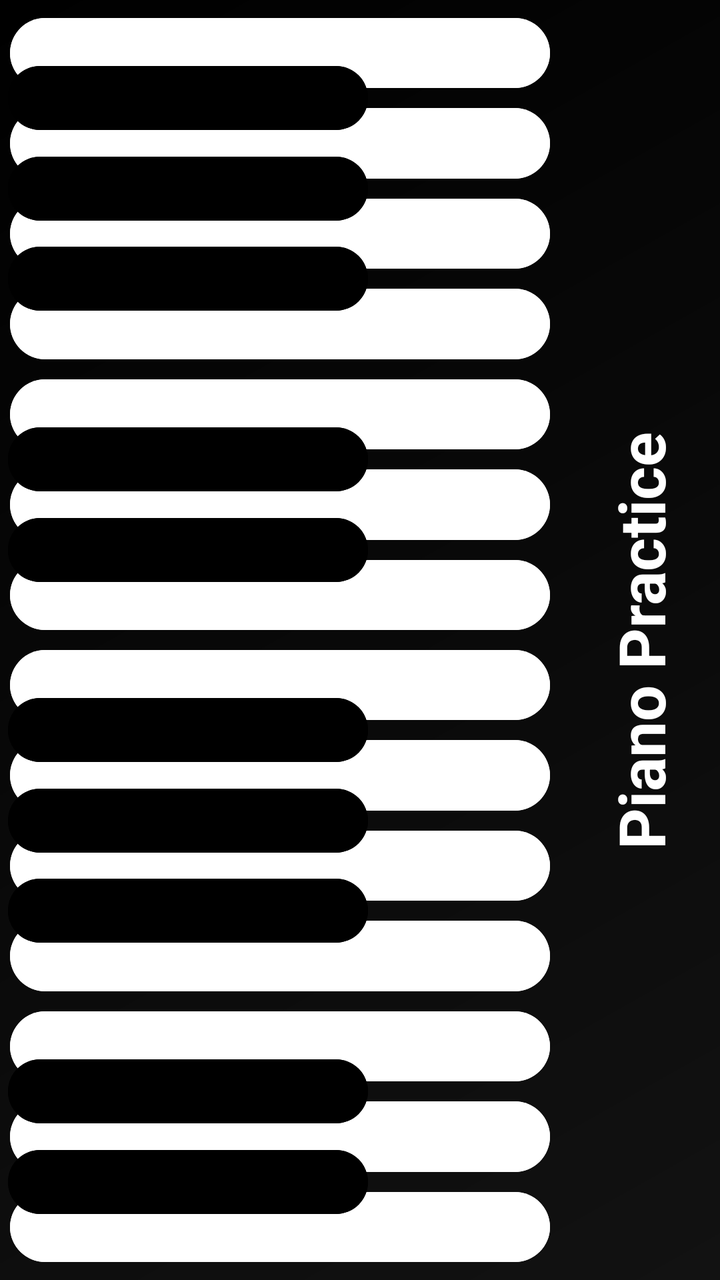
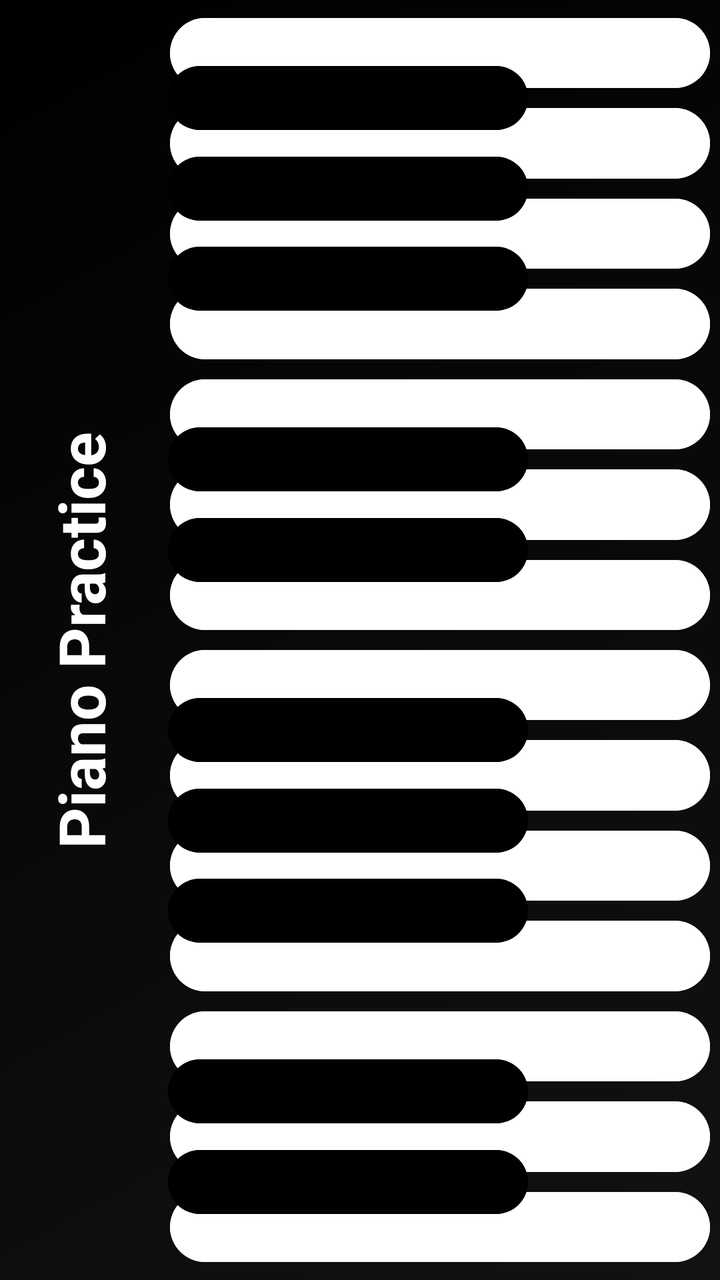

Before-and-after screenshots of an Android layout around one commit, followed by the original layout XML and the change that was made.
<!-- AndroidManifest.xml: application theme Theme.GeffenFinalProject -->
<!-- res/layout/activity_user_piano.xml -->
<?xml version="1.0" encoding="utf-8"?>
<androidx.constraintlayout.widget.ConstraintLayout xmlns:android="http://schemas.android.com/apk/res/android"
    xmlns:app="http://schemas.android.com/apk/res-auto"
    xmlns:tools="http://schemas.android.com/tools"
    android:id="@+id/main"
    android:layout_width="match_parent"
    android:layout_height="match_parent"
    android:background="@drawable/main_gradient"
    tools:context=".user_piano">

    
    <androidx.constraintlayout.widget.ConstraintLayout
        android:id="@+id/piano_container"
        android:layout_width="280dp"
        android:layout_height="match_parent"
        app:layout_constraintStart_toStartOf="parent"
        app:layout_constraintTop_toTopOf="parent"
        app:layout_constraintBottom_toBottomOf="parent"
        android:padding="4dp">

        
        
        <Button android:id="@+id/btnB5" android:layout_width="match_parent" android:layout_height="0dp" android:backgroundTint="@color/white" android:layout_margin="1dp" app:layout_constraintTop_toTopOf="parent" app:layout_constraintBottom_toTopOf="@+id/btnA5" app:layout_constraintVertical_weight="1"/>
        <Button android:id="@+id/btnA5" android:layout_width="match_parent" android:layout_height="0dp" android:backgroundTint="@color/white" android:layout_margin="1dp" app:layout_constraintTop_toBottomOf="@+id/btnB5" app:layout_constraintBottom_toTopOf="@+id/btnG5" app:layout_constraintVertical_weight="1"/>
        <Button android:id="@+id/btnG5" android:layout_width="match_parent" android:layout_height="0dp" android:backgroundTint="@color/white" android:layout_margin="1dp" app:layout_constraintTop_toBottomOf="@+id/btnA5" app:layout_constraintBottom_toTopOf="@+id/btnF5" app:layout_constraintVertical_weight="1"/>
        <Button android:id="@+id/btnF5" android:layout_width="match_parent" android:layout_height="0dp" android:backgroundTint="@color/white" android:layout_margin="1dp" app:layout_constraintTop_toBottomOf="@+id/btnG5" app:layout_constraintBottom_toTopOf="@+id/btnE5" app:layout_constraintVertical_weight="1"/>
        <Button android:id="@+id/btnE5" android:layout_width="match_parent" android:layout_height="0dp" android:backgroundTint="@color/white" android:layout_margin="1dp" app:layout_constraintTop_toBottomOf="@+id/btnF5" app:layout_constraintBottom_toTopOf="@+id/btnD5" app:layout_constraintVertical_weight="1"/>
        <Button android:id="@+id/btnD5" android:layout_width="match_parent" android:layout_height="0dp" android:backgroundTint="@color/white" android:layout_margin="1dp" app:layout_constraintTop_toBottomOf="@+id/btnE5" app:layout_constraintBottom_toTopOf="@+id/btnC5" app:layout_constraintVertical_weight="1"/>
        <Button android:id="@+id/btnC5" android:layout_width="match_parent" android:layout_height="0dp" android:backgroundTint="@color/white" android:layout_margin="1dp" app:layout_constraintTop_toBottomOf="@+id/btnD5" app:layout_constraintBottom_toTopOf="@+id/btnB4" app:layout_constraintVertical_weight="1"/>

        <Button android:id="@+id/btnB4" android:layout_width="match_parent" android:layout_height="0dp" android:backgroundTint="@color/white" android:layout_margin="1dp" app:layout_constraintTop_toBottomOf="@+id/btnC5" app:layout_constraintBottom_toTopOf="@+id/btnA4" app:layout_constraintVertical_weight="1"/>
        <Button android:id="@+id/btnA4" android:layout_width="match_parent" android:layout_height="0dp" android:backgroundTint="@color/white" android:layout_margin="1dp" app:layout_constraintTop_toBottomOf="@+id/btnB4" app:layout_constraintBottom_toTopOf="@+id/btnG4" app:layout_constraintVertical_weight="1"/>
        <Button android:id="@+id/btnG4" android:layout_width="match_parent" android:layout_height="0dp" android:backgroundTint="@color/white" android:layout_margin="1dp" app:layout_constraintTop_toBottomOf="@+id/btnA4" app:layout_constraintBottom_toTopOf="@+id/btnF4" app:layout_constraintVertical_weight="1"/>
        <Button android:id="@+id/btnF4" android:layout_width="match_parent" android:layout_height="0dp" android:backgroundTint="@color/white" android:layout_margin="1dp" app:layout_constraintTop_toBottomOf="@+id/btnG4" app:layout_constraintBottom_toTopOf="@+id/btnE4" app:layout_constraintVertical_weight="1"/>
        <Button android:id="@+id/btnE4" android:layout_width="match_parent" android:layout_height="0dp" android:backgroundTint="@color/white" android:layout_margin="1dp" app:layout_constraintTop_toBottomOf="@+id/btnF4" app:layout_constraintBottom_toTopOf="@+id/btnD4" app:layout_constraintVertical_weight="1"/>
        <Button android:id="@+id/btnD4" android:layout_width="match_parent" android:layout_height="0dp" android:backgroundTint="@color/white" android:layout_margin="1dp" app:layout_constraintTop_toBottomOf="@+id/btnE4" app:layout_constraintBottom_toTopOf="@+id/btnC4" app:layout_constraintVertical_weight="1"/>
        <Button android:id="@+id/btnC4" android:layout_width="match_parent" android:layout_height="0dp" android:backgroundTint="@color/white" android:layout_margin="1dp" app:layout_constraintTop_toBottomOf="@+id/btnD4" app:layout_constraintBottom_toBottomOf="parent" app:layout_constraintVertical_weight="1"/>

        
        
        <Button android:id="@+id/btnCSharp4" android:layout_width="180dp" android:layout_height="40dp" android:backgroundTint="@color/black" app:layout_constraintTop_toBottomOf="@+id/btnD4" app:layout_constraintBottom_toTopOf="@+id/btnC4" app:layout_constraintStart_toStartOf="parent" android:elevation="10dp"/>
        <Button android:id="@+id/btnDSharp4" android:layout_width="180dp" android:layout_height="40dp" android:backgroundTint="@color/black" app:layout_constraintTop_toBottomOf="@+id/btnE4" app:layout_constraintBottom_toTopOf="@+id/btnD4" app:layout_constraintStart_toStartOf="parent" android:elevation="10dp"/>
        
        <Button android:id="@+id/btnFSharp4" android:layout_width="180dp" android:layout_height="40dp" android:backgroundTint="@color/black" app:layout_constraintTop_toBottomOf="@+id/btnG4" app:layout_constraintBottom_toTopOf="@+id/btnF4" app:layout_constraintStart_toStartOf="parent" android:elevation="10dp"/>
        <Button android:id="@+id/btnGSharp4" android:layout_width="180dp" android:layout_height="40dp" android:backgroundTint="@color/black" app:layout_constraintTop_toBottomOf="@+id/btnA4" app:layout_constraintBottom_toTopOf="@+id/btnG4" app:layout_constraintStart_toStartOf="parent" android:elevation="10dp"/>
        <Button android:id="@+id/btnASharp4" android:layout_width="180dp" android:layout_height="40dp" android:backgroundTint="@color/black" app:layout_constraintTop_toBottomOf="@+id/btnB4" app:layout_constraintBottom_toTopOf="@+id/btnA4" app:layout_constraintStart_toStartOf="parent" android:elevation="10dp"/>

        
        <Button android:id="@+id/btnCSharp5" android:layout_width="180dp" android:layout_height="40dp" android:backgroundTint="@color/black" app:layout_constraintTop_toBottomOf="@+id/btnD5" app:layout_constraintBottom_toTopOf="@+id/btnC5" app:layout_constraintStart_toStartOf="parent" android:elevation="10dp"/>
        <Button android:id="@+id/btnDSharp5" android:layout_width="180dp" android:layout_height="40dp" android:backgroundTint="@color/black" app:layout_constraintTop_toBottomOf="@+id/btnE5" app:layout_constraintBottom_toTopOf="@+id/btnD5" app:layout_constraintStart_toStartOf="parent" android:elevation="10dp"/>

        <Button android:id="@+id/btnFSharp5" android:layout_width="180dp" android:layout_height="40dp" android:backgroundTint="@color/black" app:layout_constraintTop_toBottomOf="@+id/btnG5" app:layout_constraintBottom_toTopOf="@+id/btnF5" app:layout_constraintStart_toStartOf="parent" android:elevation="10dp"/>
        <Button android:id="@+id/btnGSharp5" android:layout_width="180dp" android:layout_height="40dp" android:backgroundTint="@color/black" app:layout_constraintTop_toBottomOf="@+id/btnA5" app:layout_constraintBottom_toTopOf="@+id/btnG5" app:layout_constraintStart_toStartOf="parent" android:elevation="10dp"/>
        <Button android:id="@+id/btnASharp5" android:layout_width="180dp" android:layout_height="40dp" android:backgroundTint="@color/black" app:layout_constraintTop_toBottomOf="@+id/btnB5" app:layout_constraintBottom_toTopOf="@+id/btnA5" app:layout_constraintStart_toStartOf="parent" android:elevation="10dp"/>

    </androidx.constraintlayout.widget.ConstraintLayout>

    <TextView
        android:id="@+id/tvPianoTitle"
        android:layout_width="wrap_content"
        android:layout_height="wrap_content"
        android:text="Piano Practice"
        android:textColor="@color/white"
        android:textSize="32sp"
        android:textStyle="bold"
        android:rotation="270"
        app:layout_constraintBottom_toBottomOf="parent"
        app:layout_constraintEnd_toEndOf="parent"
        app:layout_constraintStart_toEndOf="@+id/piano_container"
        app:layout_constraintTop_toTopOf="parent" />

</androidx.constraintlayout.widget.ConstraintLayout>
<!-- resources referenced by this layout -->
<resources>
  <color name="black">#FF000000</color>
  <color name="white">#FFFFFFFF</color>
  <!-- drawable main_gradient (drawable) -->
  <?xml version="1.0" encoding="utf-8"?>
  <shape xmlns:android="http://schemas.android.com/apk/res/android"
      android:shape="rectangle">
      <gradient
          android:angle="135"
          android:endColor="@color/bg_end"
          android:startColor="@color/bg_start"
          android:type="linear" />
  </shape>
  <style name="Theme.GeffenFinalProject" parent="Base.Theme.GeffenFinalProject" />
  <color name="bg_end">#000000</color>
  <color name="bg_start">#121212</color>
  <style name="Base.Theme.GeffenFinalProject" parent="Theme.Material3.DayNight.NoActionBar">
          
          
      </style>
</resources>

<!-- the commit's change to res/layout/activity_user_piano.xml (unified diff, before → after) -->
@@ -13,7 +13,7 @@
         android:id="@+id/piano_container"
         android:layout_width="280dp"
         android:layout_height="match_parent"
-        app:layout_constraintStart_toStartOf="parent"
+        app:layout_constraintEnd_toEndOf="parent"
         app:layout_constraintTop_toTopOf="parent"
         app:layout_constraintBottom_toBottomOf="parent"
         android:padding="4dp">
@@ -65,8 +65,8 @@
         android:textStyle="bold"
         android:rotation="270"
         app:layout_constraintBottom_toBottomOf="parent"
-        app:layout_constraintEnd_toEndOf="parent"
-        app:layout_constraintStart_toEndOf="@+id/piano_container"
+        app:layout_constraintStart_toStartOf="parent"
+        app:layout_constraintEnd_toStartOf="@+id/piano_container"
         app:layout_constraintTop_toTopOf="parent" />
 
 </androidx.constraintlayout.widget.ConstraintLayout>
